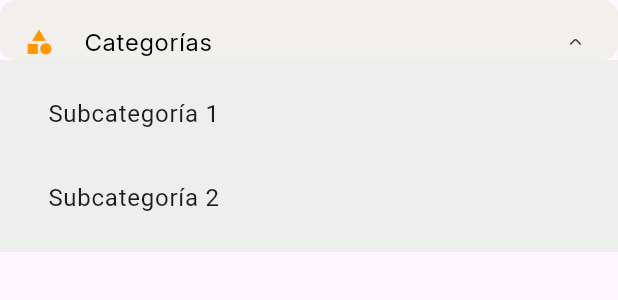
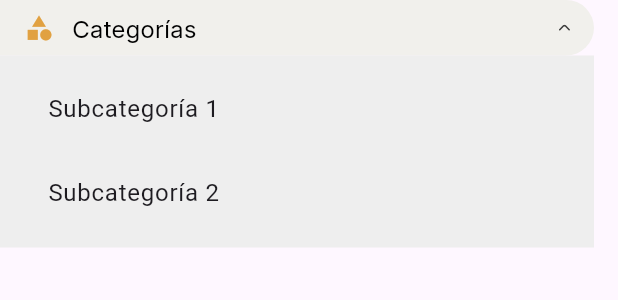
Before and after one commit to Yairweb/myapp, a Flutter app: the ExpandableMenuItem widget shown alone on an empty page, opened directly, after a tap on "Categorías", on a phone screen of 412 x 824 dp. Shown: the top 300 px of the screen. Run offline on Flutter 3.47's test engine with Material 3 defaults, Android fonts, the phone set to English and light mode, and no system bars; our stand-ins replace flutter_svg; network calls fail.

Commit message:
Actualización 30 de Jul 11:55 am

```diff
--- a/lib/src/Widgets/expanable_item.dart
+++ b/lib/src/Widgets/expanable_item.dart
@@ -29,29 +29,54 @@ class _ExpandableMenuItemState extends State<ExpandableMenuItem> {
 
   @override
   Widget build(BuildContext context) {
-    return Column(
+    return Padding(
+      // Envuelve el Column con Padding
+      padding: const EdgeInsets.only(
+        left: 0.0, // Padding a la izquierda
+        top: 0.0, // Padding arriba (ajusta según necesites)
+        right: 16.0, // Padding a la derecha
+        bottom: 0.0, // Padding abajo (ajusta según necesites)
+      ), // Ajusta el padding horizontal aquí
+      child: Column(
         children: [
-        // Envuelve el ListTile en un Container
           Container(
             width: double.infinity,
-          height: 40.0,
+            height: 37.0,
             decoration: BoxDecoration(
-            color:
-                _isExpanded
-                    ? AppColors.backCards
-                    : AppColors.white, // Color de fondo condicional
-            borderRadius: BorderRadius.circular(
-              10.0,
-            ), // Radio para redondear las esquinas
+              color: _isExpanded ? AppColors.backCards : AppColors.white,
+              borderRadius: BorderRadius.only(
+                topLeft: Radius.circular(0.0),
+                topRight: Radius.circular(50.0),
+                bottomLeft: Radius.circular(0.0),
+                bottomRight: Radius.circular(50.0),
               ),
-          child: ListTile(
-            leading: Icon(
-              widget.icon,
-              color: _iconColor,
-              size:
-                  20.0, // Define el tamaño del icono (ajusta el valor según sea necesario)
             ),
-            title: Text(
+            alignment: Alignment.center,
+            child: InkWell(
+              onTap: () {
+                setState(() {
+                  _isExpanded = !_isExpanded;
+                  _containerColor =
+                      _isExpanded ? Colors.grey[200]! : Colors.transparent;
+                  _iconColor =
+                      _isExpanded ? AppColors.orangeBrand : AppColors.black;
+                });
+              },
+              child: Padding(
+                padding: const EdgeInsets.only(
+                  left: 16.0,
+                  top: 8.0,
+                  right: 16.0,
+                  bottom: 8.0,
+                ),
+                child: Row(
+                  mainAxisAlignment: MainAxisAlignment.spaceBetween,
+                  crossAxisAlignment: CrossAxisAlignment.center,
+                  children: [
+                    Icon(widget.icon, color: _iconColor, size: 20.0),
+                    SizedBox(width: 12.0),
+                    Expanded(
+                      child: Text(
                         widget.title,
                         style: TextStyle(
                           fontFamily: "inter",
@@ -60,24 +85,16 @@ class _ExpandableMenuItemState extends State<ExpandableMenuItem> {
                           color: _isExpanded ? Colors.black : Colors.black,
                         ),
                       ),
-            trailing:
-            // Usa SvgPicture.asset para mostrar los iconos SVG
+                    ),
+                    SizedBox(width: 12.0),
                     SvgPicture.asset(
                       _isExpanded ? _expandedIconPath : _collapsedIconPath,
-              width: 8.0, // Define el ancho del icono SVG
-              height: 8.0, // Define la altura del icono SVG
-              // Puedes agregar color si tus SVG son monocromáticos y quieres cambiarles el color
-              // color: Colors.black,
+                      width: 8.0,
+                      height: 8.0,
                     ),
-            onTap: () {
-              setState(() {
-                _isExpanded = !_isExpanded;
-                // Actualiza el color del Container basado en el estado de expansión
-                _containerColor =
-                    _isExpanded ? Colors.grey[200]! : Colors.transparent;
-                _iconColor = _isExpanded ? Colors.orange : Colors.black;
-              });
-            },
+                  ],
+                ),
+              ),
             ),
           ),
           if (_isExpanded)
@@ -85,15 +102,12 @@ class _ExpandableMenuItemState extends State<ExpandableMenuItem> {
               color: _containerColor,
               padding: EdgeInsets.symmetric(horizontal: 16, vertical: 8),
               child: Column(
-              // Centra los elementos hijos horizontalmente
-              crossAxisAlignment: CrossAxisAlignment.center,
-              children:
-                  widget.children.map((child) {
-                    return child;
-                  }).toList(),
+                crossAxisAlignment: CrossAxisAlignment.start,
+                children: widget.children,
               ),
             ),
         ],
+      ),
     );
   }
 }
```
Also changed, not shown: assets/svg/arrow_up.svg. Lines whose indentation alone changed are shown as unchanged.
